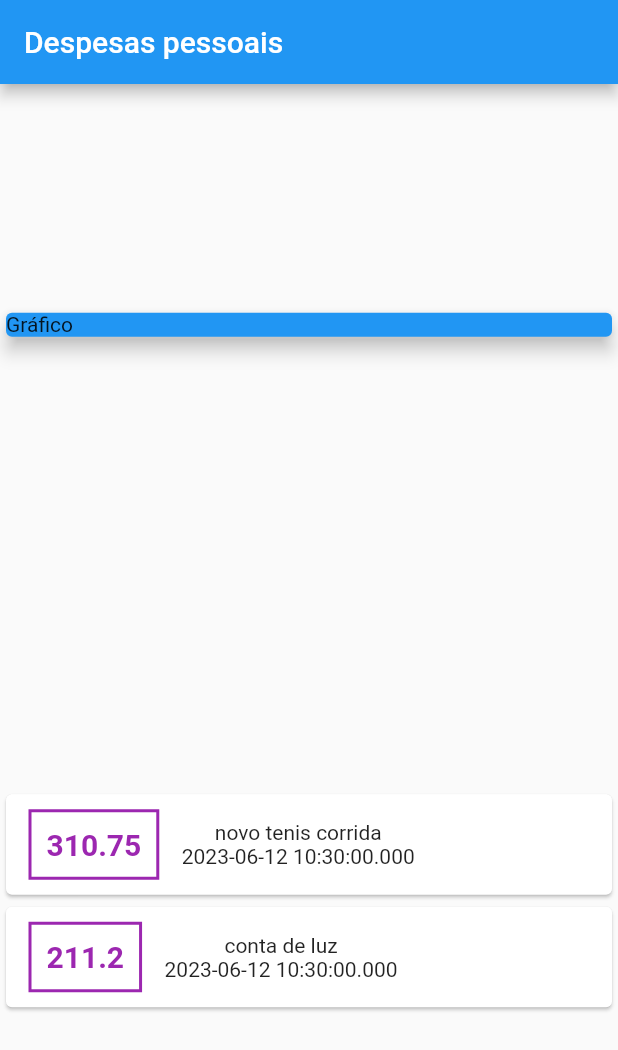
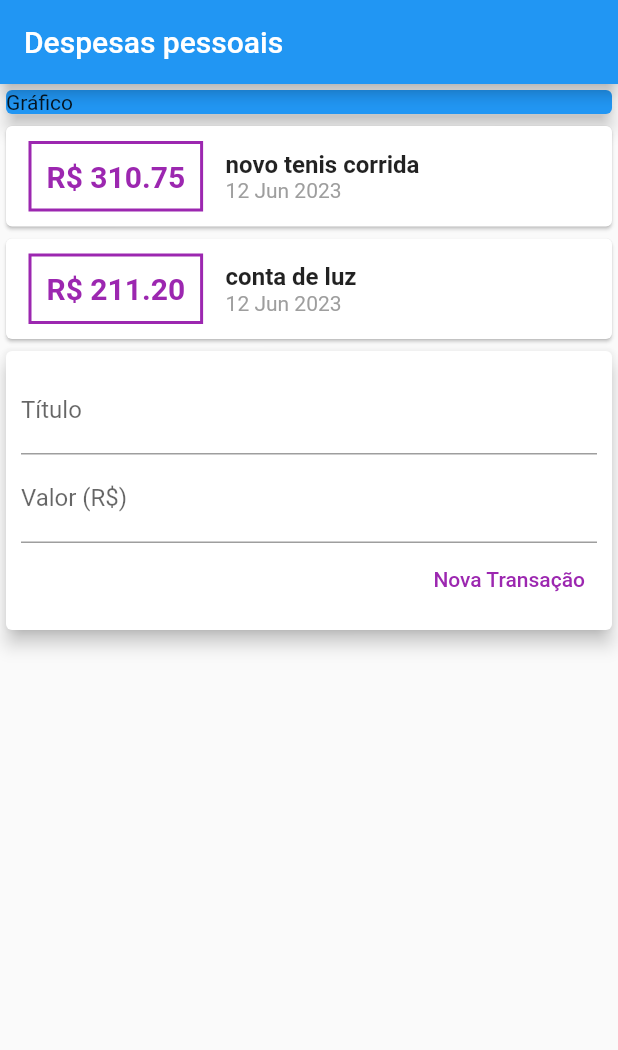
Before and after one commit to markleymsm/expenses, a Flutter app: the screen it shows after launch, on a phone screen of 412 x 824 dp. Shown: the top 1050 px of the screen. Run offline on Flutter 3.47's test engine with Material 2 defaults, Android fonts, the phone set to English and light mode, and no system bars.

Commit message:
Nova configuracao do app

```diff
--- a/lib/main.dart
+++ b/lib/main.dart
@@ -1,5 +1,6 @@
 import 'package:expenses/models/transaction.dart';
 import 'package:flutter/material.dart';
+import 'package:intl/intl.dart';
 
 main() => runApp(const ExpensesApp());
 
@@ -16,6 +17,8 @@ class ExpensesApp extends StatelessWidget {
 
 class MyHomePage extends StatelessWidget {
   MyHomePage({Key? key}) : super(key: key);
+  final titleController = TextEditingController();
+  final valueController = TextEditingController();
 
   final _transactions = [
     Transaction(
@@ -37,7 +40,6 @@ class MyHomePage extends StatelessWidget {
     return Scaffold(
         appBar: AppBar(title: const Text('Despesas pessoais')),
         body: Column(
-          mainAxisAlignment: MainAxisAlignment.spaceAround,
           crossAxisAlignment: CrossAxisAlignment.stretch,
           children: <Widget>[
             const SizedBox(
@@ -64,7 +66,7 @@ class MyHomePage extends StatelessWidget {
                         )),
                         padding: const EdgeInsets.all(10),
                         child: Text(
-                          tr.value.toString(),
+                          'R\$ ${tr.value.toStringAsFixed(2)}',
                           style: const TextStyle(
                             fontWeight: FontWeight.bold,
                             fontSize: 20,
@@ -73,15 +75,60 @@ class MyHomePage extends StatelessWidget {
                         ),
                       ),
                       Column(
+                        crossAxisAlignment: CrossAxisAlignment.start,
                         children: <Widget>[
-                          Text(tr.title),
-                          Text(tr.date.toString()),
+                          Text(
+                            tr.title,
+                            style: const TextStyle(
+                                fontSize: 16, fontWeight: FontWeight.bold),
+                          ),
+                          Text(
+                            DateFormat('d MMM y').format(tr.date),
+                            style: const TextStyle(color: Colors.grey),
+                          ),
                         ],
                       )
                     ],
                   ),
                 );
               }).toList(),
+            ),
+            Card(
+              elevation: 5,
+              child: Padding(
+                padding: const EdgeInsets.all(10),
+                child: Column(
+                  children: <Widget>[
+                    TextField(
+                      controller: titleController,
+                      decoration: const InputDecoration(
+                        labelText: 'Título',
+                      ),
+                    ),
+                    TextField(
+                      controller: valueController,
+                      decoration: const InputDecoration(
+                        labelText: 'Valor (R\$)',
+                      ),
+                    ),
+                    Row(
+                      mainAxisAlignment: MainAxisAlignment.end,
+                      children: [
+                        TextButton(
+                          child: const Text(
+                            'Nova Transação',
+                            style: TextStyle(color: Colors.purple),
+                          ),
+                          onPressed: () {
+                            print(titleController.text);
+                            print(valueController.text);
+                          },
+                        ),
+                      ],
+                    )
+                  ],
+                ),
+              ),
             )
           ],
         ));
--- a/pubspec.yaml
+++ b/pubspec.yaml
@@ -30,7 +30,7 @@ environment:
 dependencies:
   flutter:
     sdk: flutter
-
+  intl: ^0.18.1
 
   # The following adds the Cupertino Icons font to your application.
   # Use with the CupertinoIcons class for iOS style icons.
```
Also changed, not shown: pubspec.lock.
